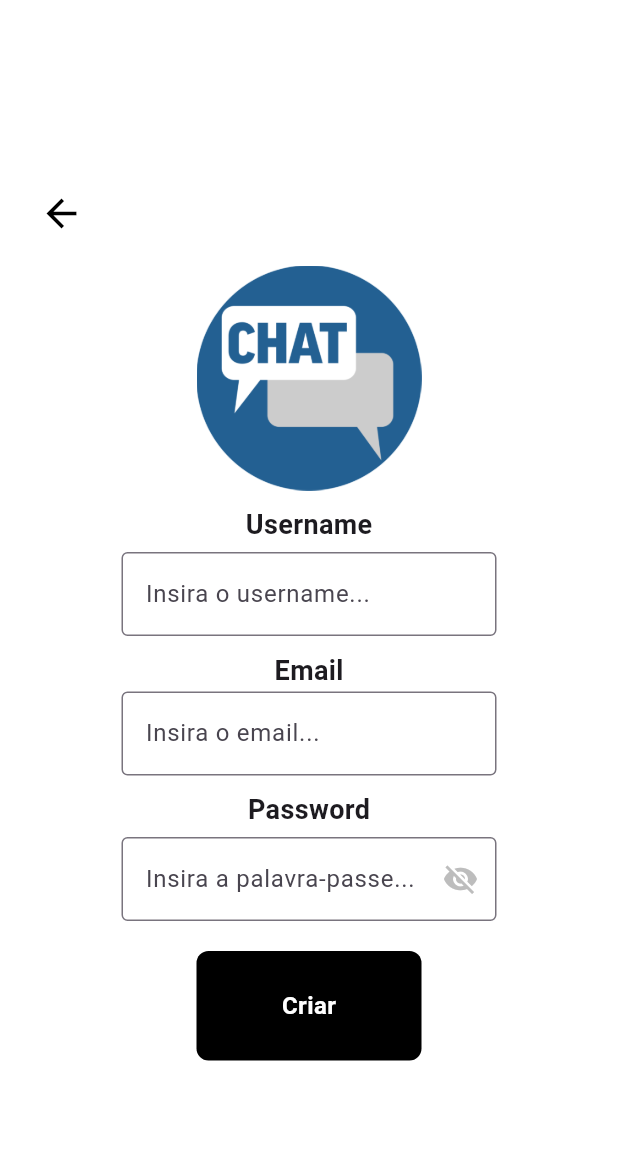
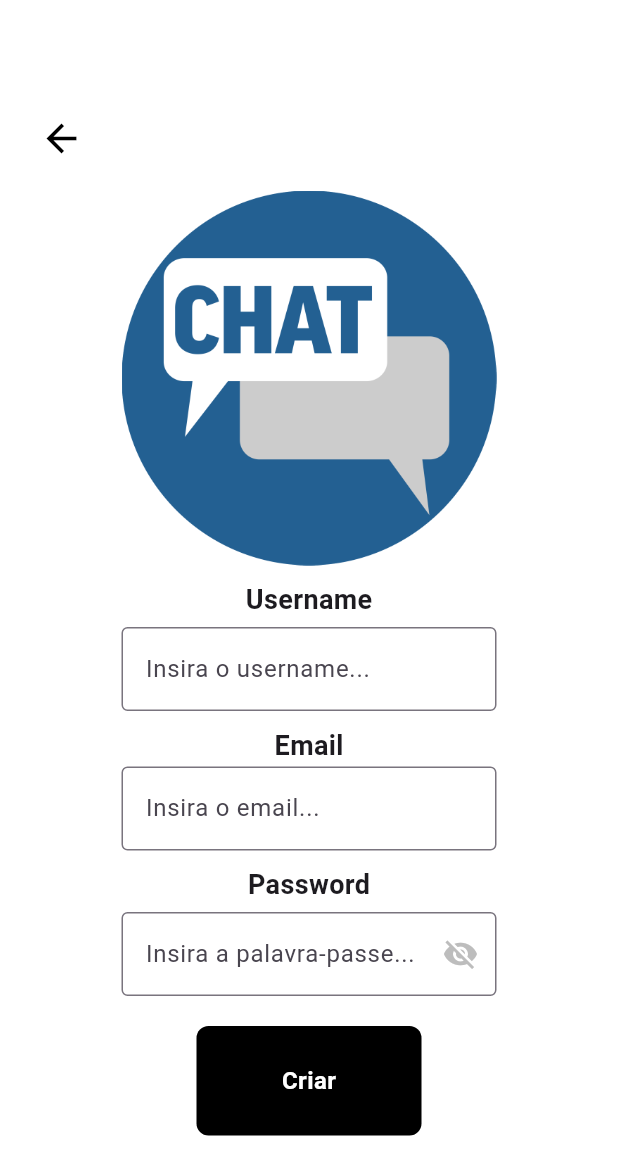
Before and after one commit to anotherlusitano/ESTG-ES1-Chat-Together, a Flutter app: the PaginaSignUp screen opened directly, on a phone screen of 412 x 824 dp. Shown: the top 1175 px of the screen. Run offline on Flutter 3.47's test engine with Material 3 defaults, Android fonts, the light colour scheme and no system bars; our stand-ins replace cloud_firestore, firebase_auth, firebase_core; accounts and stored records are empty; statements that could not run were skipped.

Commit message:
Update pagina_sign_up.dart

```diff
--- a/lib/paginas/pagina_sign_up.dart
+++ b/lib/paginas/pagina_sign_up.dart
@@ -133,7 +133,7 @@ class _PaginaSignUpState extends State<PaginaSignUp> {
                 SizedBox(height: 10),
                 Image.asset(
                   'assets/chat-together-icon.png',
-                  height: 150,
+                  height: 250,
                 ),
                 SizedBox(height: 10),
                 Text(
```
